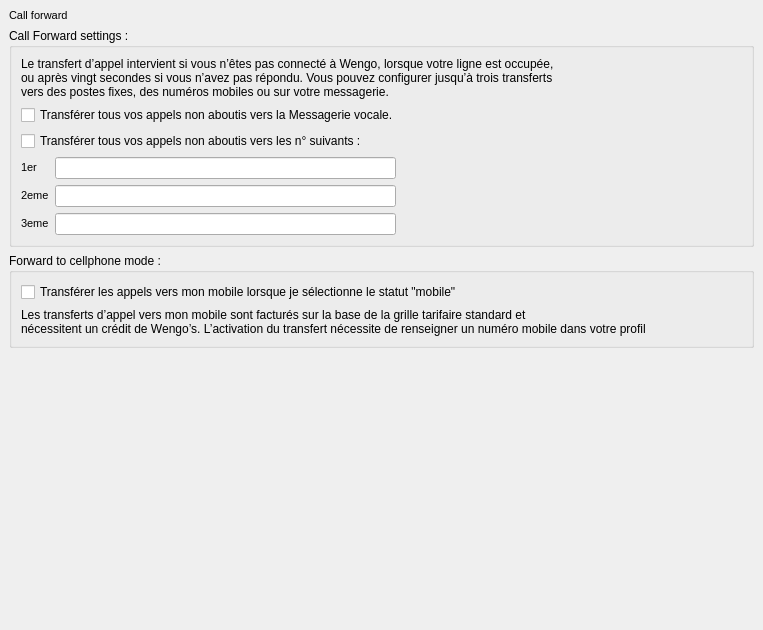
Qt form wengophone/src/presentation/qt/config/CallForwardSettings.ui (tkrotoff/WengoPhone) before a commit.
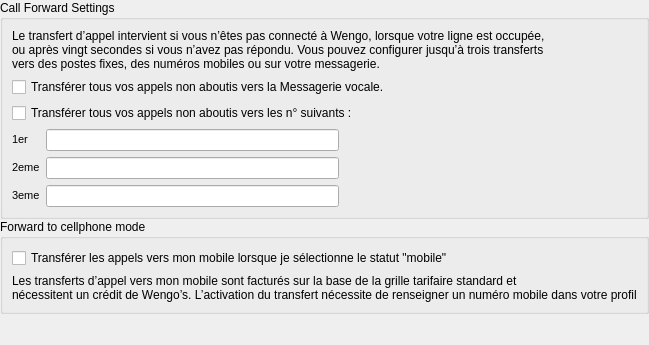
The same form after that commit.

```diff
--- a/wengophone/src/presentation/qt/config/CallForwardSettings.ui
+++ b/wengophone/src/presentation/qt/config/CallForwardSettings.ui
@@ -8,8 +8,8 @@
    <rect>
     <x>0</x>
     <y>0</y>
-    <width>763</width>
-    <height>630</height>
+    <width>577</width>
+    <height>345</height>
    </rect>
   </property>
   <property name="windowTitle" >
@@ -17,22 +17,45 @@
   </property>
   <layout class="QGridLayout" >
    <property name="margin" >
-    <number>9</number>
+    <number>0</number>
    </property>
    <property name="spacing" >
-    <number>6</number>
+    <number>0</number>
    </property>
-   <item row="0" column="0" >
-    <widget class="QLabel" name="label" >
-     <property name="text" >
-      <string>&lt;html>&lt;head>&lt;meta name="qrichtext" content="1" />&lt;/head>&lt;body style=" white-space: pre-wrap; font-family:MS Shell Dlg; font-size:8.25pt; font-weight:400; font-style:normal; text-decoration:none;">&lt;p style=" margin-top:0px; margin-bottom:0px; margin-left:0px; margin-right:0px; -qt-block-indent:0; text-indent:0px;">&lt;span style=" font-size:8pt;">Call forward&lt;/span>&lt;/p>&lt;/body>&lt;/html></string>
-     </property>
-    </widget>
-   </item>
    <item row="1" column="0" >
     <widget class="QGroupBox" name="groupBox" >
      <property name="title" >
-      <string>Call Forward settings :</string>
+      <string>Forward to cellphone mode</string>
+     </property>
+     <layout class="QGridLayout" >
+      <property name="margin" >
+       <number>9</number>
+      </property>
+      <property name="spacing" >
+       <number>6</number>
+      </property>
+      <item row="1" column="0" >
+       <widget class="QLabel" name="label" >
+        <property name="text" >
+         <string>Les transferts d’appel vers mon mobile sont facturés sur la base de la grille tarifaire standard et 
+nécessitent un crédit de Wengo’s. L’activation du transfert nécessite de renseigner un numéro mobile dans votre profil</string>
+        </property>
+       </widget>
+      </item>
+      <item row="0" column="0" >
+       <widget class="QCheckBox" name="forwardCallMobilCheckBox" >
+        <property name="text" >
+         <string>Transférer les appels vers mon mobile lorsque je sélectionne le statut "mobile"</string>
+        </property>
+       </widget>
+      </item>
+     </layout>
+    </widget>
+   </item>
+   <item row="0" column="0" >
+    <widget class="QGroupBox" name="groupBox" >
+     <property name="title" >
+      <string>Call Forward Settings</string>
      </property>
      <layout class="QGridLayout" >
       <property name="margin" >
@@ -42,7 +65,7 @@
        <number>6</number>
       </property>
       <item row="0" column="0" colspan="2" >
-       <widget class="QLabel" name="label_2" >
+       <widget class="QLabel" name="label" >
         <property name="text" >
          <string>Le transfert d’appel intervient si vous n’êtes pas connecté à Wengo, lorsque votre ligne est occupée, 
 ou après vingt secondes si vous n’avez pas répondu. Vous pouvez configurer jusqu’à trois transferts 
@@ -65,14 +88,14 @@
          <widget class="QLineEdit" name="phoneNumber1Edit" />
         </item>
         <item row="2" column="0" >
-         <widget class="QLabel" name="label_5" >
+         <widget class="QLabel" name="label" >
           <property name="text" >
            <string>&lt;html>&lt;head>&lt;meta name="qrichtext" content="1" />&lt;/head>&lt;body style=" white-space: pre-wrap; font-family:MS Shell Dlg; font-size:8.25pt; font-weight:400; font-style:normal; text-decoration:none;">&lt;p style=" margin-top:0px; margin-bottom:0px; margin-left:0px; margin-right:0px; -qt-block-indent:0; text-indent:0px;">&lt;span style=" font-size:8pt;">3eme&lt;/span>&lt;/p>&lt;/body>&lt;/html></string>
           </property>
          </widget>
         </item>
         <item row="0" column="0" >
-         <widget class="QLabel" name="label_3" >
+         <widget class="QLabel" name="label" >
           <property name="text" >
            <string>&lt;html>&lt;head>&lt;meta name="qrichtext" content="1" />&lt;/head>&lt;body style=" white-space: pre-wrap; font-family:MS Shell Dlg; font-size:8.25pt; font-weight:400; font-style:normal; text-decoration:none;">&lt;p style=" margin-top:0px; margin-bottom:0px; margin-left:0px; margin-right:0px; -qt-block-indent:0; text-indent:0px;">&lt;span style=" font-size:8pt;">1er&lt;/span>&lt;/p>&lt;/body>&lt;/html></string>
           </property>
@@ -82,7 +105,7 @@
          <widget class="QLineEdit" name="phoneNumber2Edit" />
         </item>
         <item row="1" column="0" >
-         <widget class="QLabel" name="label_4" >
+         <widget class="QLabel" name="label" >
           <property name="text" >
            <string>&lt;html>&lt;head>&lt;meta name="qrichtext" content="1" />&lt;/head>&lt;body style=" white-space: pre-wrap; font-family:MS Shell Dlg; font-size:8.25pt; font-weight:400; font-style:normal; text-decoration:none;">&lt;p style=" margin-top:0px; margin-bottom:0px; margin-left:0px; margin-right:0px; -qt-block-indent:0; text-indent:0px;">&lt;span style=" font-size:8pt;">2eme&lt;/span>&lt;/p>&lt;/body>&lt;/html></string>
           </property>
@@ -121,36 +144,6 @@
     </widget>
    </item>
    <item row="2" column="0" >
-    <widget class="QGroupBox" name="groupBox_2" >
-     <property name="title" >
-      <string>Forward to cellphone mode :</string>
-     </property>
-     <layout class="QGridLayout" >
-      <property name="margin" >
-       <number>9</number>
-      </property>
-      <property name="spacing" >
-       <number>6</number>
-      </property>
-      <item row="1" column="0" >
-       <widget class="QLabel" name="label_6" >
-        <property name="text" >
-         <string>Les transferts d’appel vers mon mobile sont facturés sur la base de la grille tarifaire standard et 
-nécessitent un crédit de Wengo’s. L’activation du transfert nécessite de renseigner un numéro mobile dans votre profil</string>
-        </property>
-       </widget>
-      </item>
-      <item row="0" column="0" >
-       <widget class="QCheckBox" name="forwardCallMobilCheckBox" >
-        <property name="text" >
-         <string>Transférer les appels vers mon mobile lorsque je sélectionne le statut "mobile"</string>
-        </property>
-       </widget>
-      </item>
-     </layout>
-    </widget>
-   </item>
-   <item row="3" column="0" >
     <spacer>
      <property name="orientation" >
       <enum>Qt::Vertical</enum>
```
Left out of the diff: 7 changed lines with no effect on the pictures.
